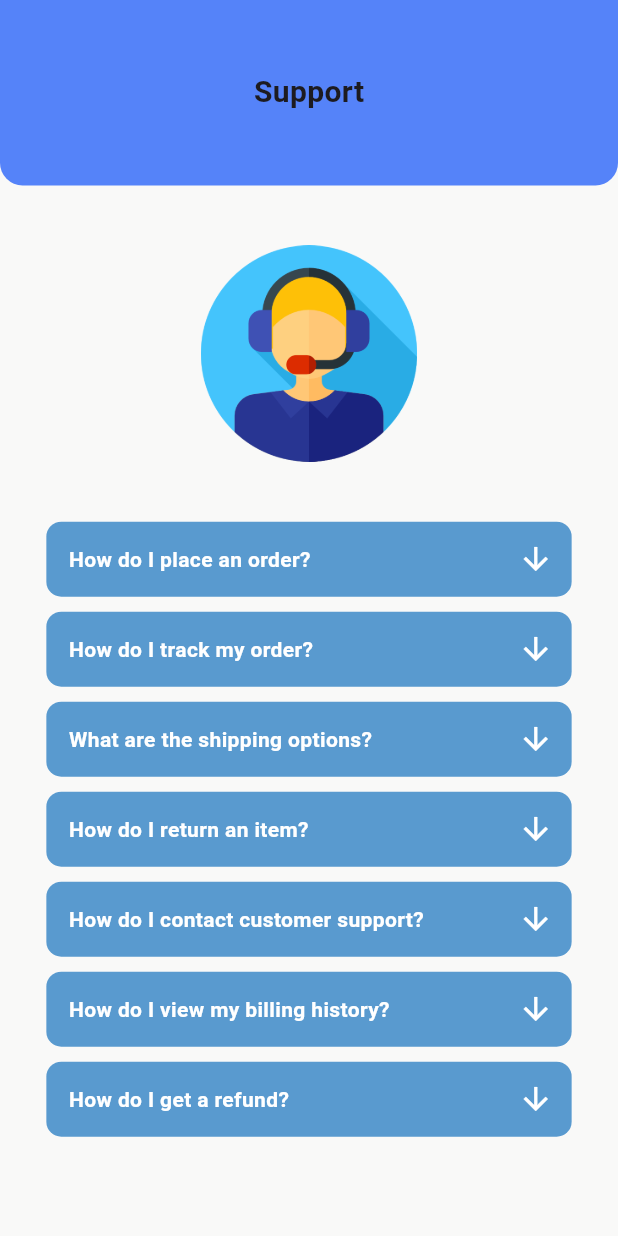
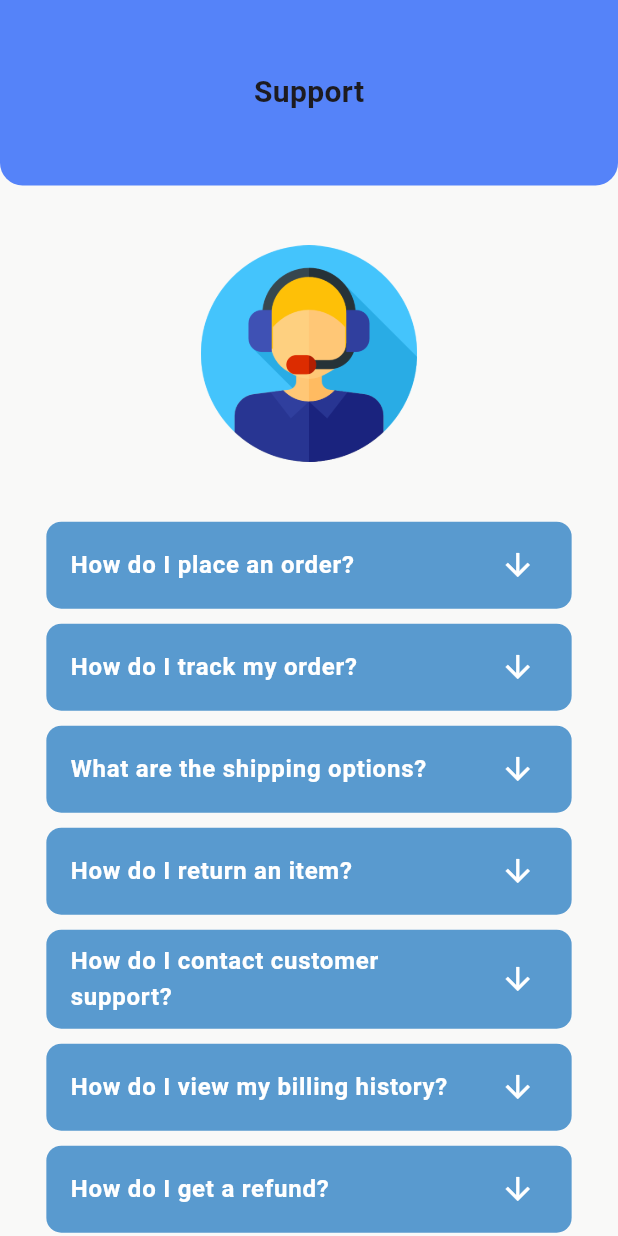
Before and after one commit to AliIzadii/ShopApplication, a Flutter app: the supportPage screen opened directly, on a phone screen of 412 x 824 dp. Run offline on Flutter 3.47's test engine with Material 3 defaults, Android fonts, the phone set to English and light mode, and no system bars; our stand-ins replace carousel_slider, firebase_auth, firebase_core, firebase_storage, get, image_picker; missing offline and left inert: bottom_bar; accounts and stored records are empty; generated files the repository leaves out were written again; network calls fail.

Commit message:
Update support.dart

```diff
--- a/shop/lib/routes/support.dart
+++ b/shop/lib/routes/support.dart
@@ -8,16 +8,6 @@ class supportPage extends StatefulWidget {
 }
 
 class _supportPageState extends State<supportPage> {
-  List<bool> expandedList = [false, false, false, false, false, false, false];
-  List<double> _containerHeights = [50.0, 50.0, 50.0, 50.0, 50.0, 50.0, 50.0];
-
-  void _toggleContainer(int index) {
-    setState(() {
-      expandedList[index] = !expandedList[index];
-      _containerHeights[index] = expandedList[index] ? 180.0 : 50.0;
-    });
-  }
-
   @override
   Widget build(BuildContext context) {
     double heightScreen = MediaQuery.of(context).size.height;
@@ -137,62 +127,46 @@ class _supportPageState extends State<supportPage> {
     );
   }
 
-  Stack supportOption(double widthScreen, BuildContext context, String mainText,
+  Container supportOption(double widthScreen, BuildContext context, String mainText,
       String firstIssue, String secondIssue, int index) {
-    return Stack(
-      children: [
-        AnimatedContainer(
-          duration: Duration(milliseconds: 500),
+    return Container(
       width: widthScreen * 0.85,
-          height: _containerHeights[index],
       decoration: BoxDecoration(
         color: Color.fromARGB(203, 48, 130, 197),
-              borderRadius: BorderRadius.circular(10)),
-          child: Column(
-            mainAxisAlignment: MainAxisAlignment.start,
-            children: [
-              Container(
-                alignment: Alignment.center,
-                height: 50,
-                color: Colors.transparent,
-                child: Row(
-                  mainAxisAlignment: MainAxisAlignment.spaceBetween,
-                  children: [
-                    Padding(
-                      padding: const EdgeInsets.only(left: 15.0),
-                      child: Text(
+        borderRadius: BorderRadius.circular(10),
+      ),
+      child: Theme(
+        data: Theme.of(context).copyWith(
+          dividerColor: Colors.transparent,
+          focusColor: Colors.transparent,
+          splashColor: Colors.transparent,
+          highlightColor: Colors.transparent,
+        ),
+        child: ExpansionTile(
+          title: Text(
             mainText,
             style: TextStyle(
-                            color: Colors.white, fontWeight: FontWeight.bold),
+              color: Colors.white,
+              fontWeight: FontWeight.bold,
             ),
           ),
-                    IconButton(
-                      icon: Icon(Icons.arrow_downward_outlined,
-                          color: Colors.white),
-                      onPressed: () {
-                        _toggleContainer(index);
-                      },
+          trailing: Icon(
+            Icons.arrow_downward_outlined,
+            color: Colors.white,
           ),
-                  ],
-                ),
-              ),
-              if (expandedList[index])
-                Expanded(
-                  child: SingleChildScrollView(
-                    scrollDirection: Axis.vertical,
-                    child: Padding(
+          children: <Widget>[
+            Padding(
               padding: const EdgeInsets.all(8.0),
-                      child: Column(children: [
+              child: Column(
+                children: [
                   iconButton(firstIssue, context),
                   iconButton(secondIssue, context),
-                      ]),
-                    ),
+                ],
               ),
             ),
           ],
         ),
       ),
-      ],
     );
   }
 
```
Lines whose indentation alone changed are shown as unchanged.
